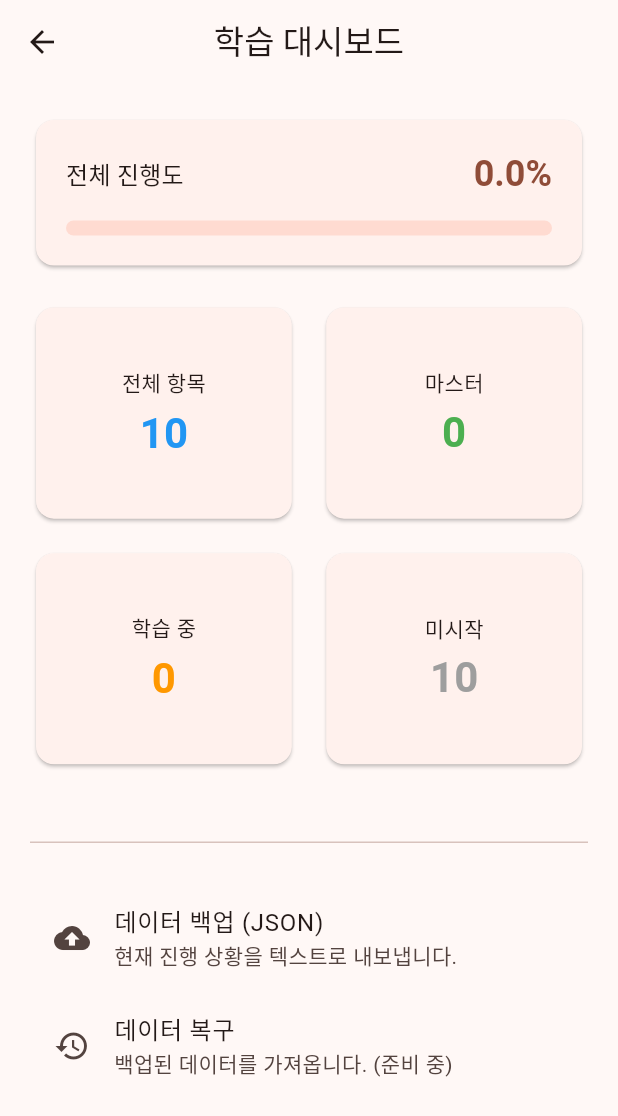
After one commit to jk-hanguk/memory-bread, a Flutter app: the screen it shows after launch, after a tap on the "dashboard" icon, on a phone screen of 412 x 824 dp. The commit adds this screen. Shown: the top 1116 px of the screen. Run offline on Flutter 3.47's test engine with Material 3 defaults, Android fonts, the phone set to English and light mode, and no system bars; our stand-ins replace shared_preferences.

Commit message:
step 4,5

```diff
--- a/lib/main.dart
+++ b/lib/main.dart
@@ -1,5 +1,7 @@
 import 'package:flutter/material.dart';
 import 'screens/learning_screen.dart';
+import 'screens/test_screen.dart';
+import 'screens/dashboard_screen.dart';
 
 void main() {
   runApp(const MemoryBreadApp());
@@ -44,6 +46,17 @@ class HomeScreen extends StatelessWidget {
       appBar: AppBar(
         title: const Text('암기빵 (Memory Bread)'),
         centerTitle: true,
+        actions: [
+          IconButton(
+            onPressed: () {
+              Navigator.of(context).push(
+                MaterialPageRoute(builder: (_) => const DashboardScreen()),
+              );
+            },
+            icon: const Icon(Icons.dashboard),
+            tooltip: '대시보드',
+          ),
+        ],
       ),
       body: Center(
         child: Column(
@@ -73,8 +86,22 @@ class HomeScreen extends StatelessWidget {
                 textStyle: const TextStyle(fontSize: 18),
               ),
             ),
-            const SizedBox(height: 20),
-            const Text('곧 학습 데이터를 불러올 수 있게 될 거예요! 🍞'),
+            const SizedBox(height: 16),
+            OutlinedButton.icon(
+              onPressed: () {
+                Navigator.of(context).push(
+                  MaterialPageRoute(builder: (_) => const TestScreen()),
+                );
+              },
+              icon: const Icon(Icons.quiz),
+              label: const Text('테스트 시작'),
+              style: OutlinedButton.styleFrom(
+                padding: const EdgeInsets.symmetric(horizontal: 40, vertical: 15),
+                textStyle: const TextStyle(fontSize: 18),
+              ),
+            ),
+            const SizedBox(height: 40),
+            const Text('학습한 내용을 확인해 보세요! 🍞'),
           ],
         ),
       ),
--- /dev/null
+++ b/lib/screens/dashboard_screen.dart
@@ -0,0 +1,165 @@
+import 'dart:convert';
+import 'package:flutter/material.dart';
+import '../models/card_item.dart';
+import '../services/storage_service.dart';
+
+class DashboardScreen extends StatefulWidget {
+  const DashboardScreen({super.key});
+
+  @override
+  State<DashboardScreen> createState() => _DashboardScreenState();
+}
+
+class _DashboardScreenState extends State<DashboardScreen> {
+  final StorageService _storageService = StorageService();
+  List<CardItem> _cards = [];
+  bool _isLoading = true;
+
+  @override
+  void initState() {
+    super.initState();
+    _loadData();
+  }
+
+  Future<void> _loadData() async {
+    final cards = await _storageService.loadCards();
+    setState(() {
+      _cards = cards;
+      _isLoading = false;
+    });
+  }
+
+  // 데이터 내보내기 (백업) - 현재는 콘솔 출력 및 간단한 다이얼로그로 구현
+  // 실제 파일 다운로드는 웹 라이브러리 추가 필요
+  void _exportData() {
+    final Map<String, dynamic> progressMap = {};
+    for (var card in _cards) {
+      progressMap[card.id] = card.toProgressJson();
+    }
+    final String jsonString = json.encode(progressMap);
+
+    showDialog(
+      context: context,
+      builder: (context) => AlertDialog(
+        title: const Text('데이터 백업'),
+        content: SingleChildScrollView(
+          child: SelectableText(jsonString),
+        ),
+        actions: [
+          TextButton(
+            onPressed: () => Navigator.pop(context),
+            child: const Text('닫기'),
+          ),
+        ],
+      ),
+    );
+  }
+
+  @override
+  Widget build(BuildContext context) {
+    if (_isLoading) {
+      return const Scaffold(body: Center(child: CircularProgressIndicator()));
+    }
+
+    final int total = _cards.length;
+    final int mastered = _cards.where((c) => c.stats.isMastered).length;
+    final int inProgress = _cards.where((c) => c.stats.totalAttempts > 0 && !c.stats.isMastered).length;
+    final int notStarted = _cards.where((c) => c.stats.totalAttempts == 0).length;
+
+    return Scaffold(
+      appBar: AppBar(
+        title: const Text('학습 대시보드'),
+        centerTitle: true,
+      ),
+      body: SingleChildScrollView(
+        padding: const EdgeInsets.all(20),
+        child: Column(
+          children: [
+            _buildStatCard(
+              context,
+              '전체 진행도',
+              '${((mastered / total) * 100).toStringAsFixed(1)}%',
+              LinearProgressIndicator(
+                value: mastered / total,
+                minHeight: 10,
+                borderRadius: BorderRadius.circular(5),
+              ),
+            ),
+            const SizedBox(height: 20),
+            GridView.count(
+              shrinkWrap: true,
+              physics: const NeverScrollableScrollPhysics(),
+              crossAxisCount: 2,
+              mainAxisSpacing: 15,
+              crossAxisSpacing: 15,
+              childAspectRatio: 1.2,
+              children: [
+                _buildSummaryItem(context, '전체 항목', total.toString(), Colors.blue),
+                _buildSummaryItem(context, '마스터', mastered.toString(), Colors.green),
+                _buildSummaryItem(context, '학습 중', inProgress.toString(), Colors.orange),
+                _buildSummaryItem(context, '미시작', notStarted.toString(), Colors.grey),
+              ],
+            ),
+            const SizedBox(height: 40),
+            const Divider(),
+            const SizedBox(height: 20),
+            ListTile(
+              leading: const Icon(Icons.backup),
+              title: const Text('데이터 백업 (JSON)'),
+              subtitle: const Text('현재 진행 상황을 텍스트로 내보냅니다.'),
+              onTap: _exportData,
+            ),
+            const ListTile(
+              leading: Icon(Icons.restore),
+              title: Text('데이터 복구'),
+              subtitle: Text('백업된 데이터를 가져옵니다. (준비 중)'),
+            ),
+          ],
+        ),
+      ),
+    );
+  }
+
+  Widget _buildStatCard(BuildContext context, String title, String value, Widget progress) {
+    return Card(
+      child: Padding(
+        padding: const EdgeInsets.all(20),
+        child: Column(
+          children: [
+            Row(
+              mainAxisAlignment: MainAxisAlignment.spaceBetween,
+              children: [
+                Text(title, style: Theme.of(context).textTheme.titleMedium),
+                Text(value, style: Theme.of(context).textTheme.headlineSmall?.copyWith(
+                  fontWeight: FontWeight.bold,
+                  color: Theme.of(context).colorScheme.primary,
+                )),
+              ],
+            ),
+            const SizedBox(height: 15),
+            progress,
+          ],
+        ),
+      ),
+    );
+  }
+
+  Widget _buildSummaryItem(BuildContext context, String label, String count, Color color) {
+    return Card(
+      child: Padding(
+        padding: const EdgeInsets.all(15),
+        child: Column(
+          mainAxisAlignment: MainAxisAlignment.center,
+          children: [
+            Text(label, style: Theme.of(context).textTheme.bodyMedium),
+            const SizedBox(height: 5),
+            Text(count, style: Theme.of(context).textTheme.headlineMedium?.copyWith(
+              color: color,
+              fontWeight: FontWeight.bold,
+            )),
+          ],
+        ),
+      ),
+    );
+  }
+}
```
Also changed, not shown: lib/screens/test_screen.dart (added, +199 -0 lines), 1 other file.
